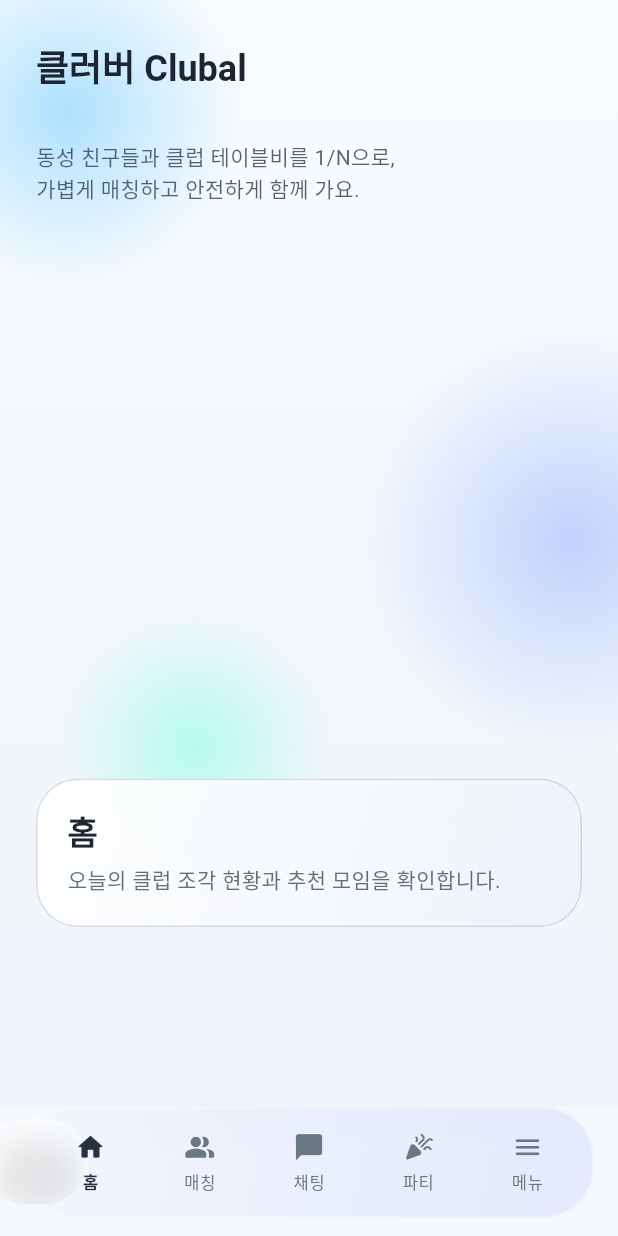
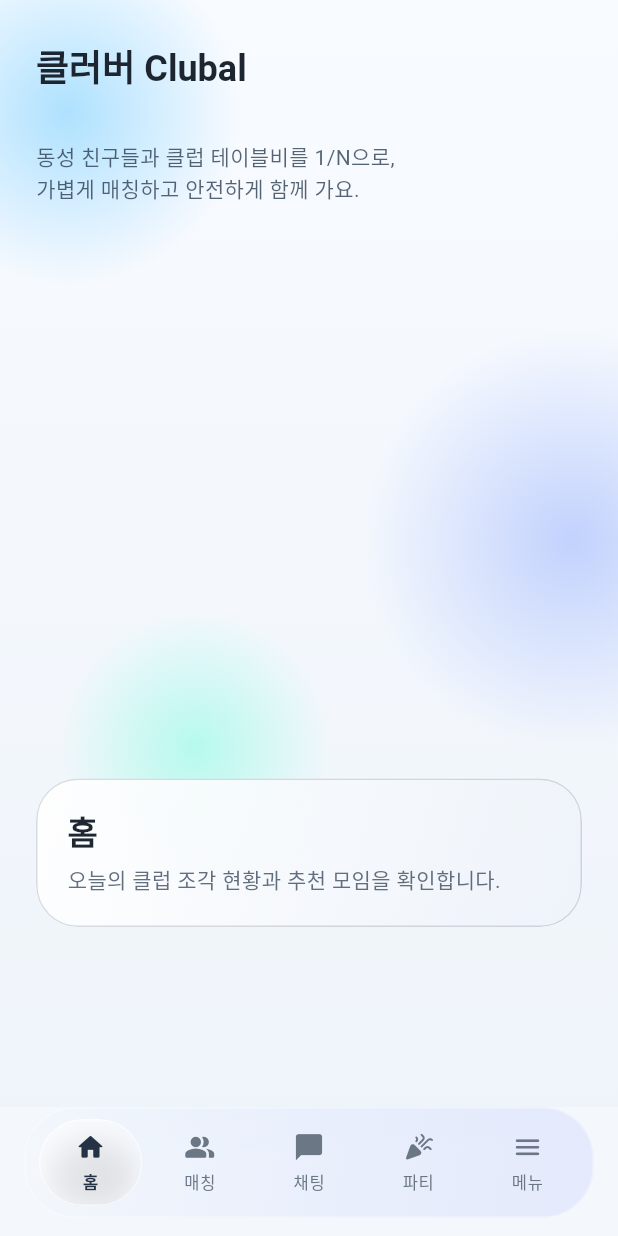
Before and after one commit to Woori1111/clubal_app, a Flutter app: the screen it shows after launch, on a phone screen of 412 x 824 dp. Run offline on Flutter 3.47's test engine with Material 3 defaults, Android fonts, the light colour scheme and no system bars; our stand-ins replace firebase_auth, firebase_core, google_sign_in; accounts and stored records are empty; Roboto replaces fonts that are missing (Pretendard).

Commit message:
이거정말임

```diff
--- a/lib/features/navigation/widgets/clubal_jelly_bottom_nav.dart
+++ b/lib/features/navigation/widgets/clubal_jelly_bottom_nav.dart
@@ -58,7 +58,8 @@
     if (widget.tabs.length <= 1) {
       return 0.5;
     }
-    return index / (widget.tabs.length - 1);
+    // Map to each tab's center position.
+    return (index + 0.5) / widget.tabs.length;
   }
 
   double get _currentT {
```
